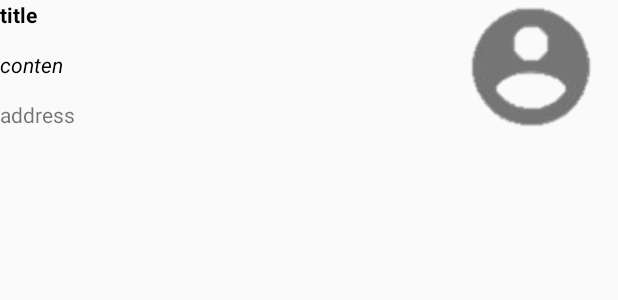
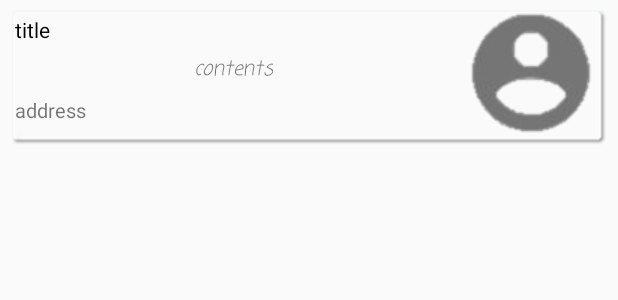
Before and after one commit to nul318/basket, an Android app: the layout listview_item.xml on its own in the app's theme, with its tools: preview values and no code run, on a phone screen of 412 x 824 dp. Shown: the top 300 px of the screen. Run offline under Robolectric (Android 15) with nearby library versions, the phone set to English and light mode, and no system bars.

Commit message:
끝인가

```diff
--- a/app/src/main/res/layout/activity_main.xml
+++ b/app/src/main/res/layout/activity_main.xml
@@ -6,6 +6,7 @@
     android:layout_width="match_parent"
     android:layout_height="match_parent"
     android:fitsSystemWindows="true"
+    android:background="#E9EBF3"
     tools:openDrawer="start">
 
     <include
--- a/app/src/main/res/layout/listview_item.xml
+++ b/app/src/main/res/layout/listview_item.xml
@@ -3,6 +3,13 @@
     android:layout_width="match_parent"
     android:layout_height="match_parent"
     android:orientation="horizontal"
+
+    >
+
+    <LinearLayout
+        android:layout_height="103dp"
+        android:layout_width="wrap_content"
+        android:background="@drawable/item_bg"
         >
 
         <LinearLayout
@@ -10,7 +17,9 @@
             android:layout_height="100dp"
             android:orientation="vertical"
             android:gravity="left|center"
-        android:layout_weight="1">
+            android:layout_weight="1"
+
+            >
 
             <TextView
                 android:id="@+id/Listview_title"
@@ -18,23 +27,32 @@
                 android:layout_height="wrap_content"
                 android:text="title"
                 android:layout_weight="1"
-            android:textColor="#000000"
-            android:textStyle="bold"/>
+                android:layout_marginTop="10dp"
+                android:layout_marginLeft="10dp"
+                android:fontFamily="sans-serif"
+                android:textColor="#000000" />
             <TextView
                 android:id="@+id/Listview_conten"
                 android:layout_width="wrap_content"
                 android:layout_height="wrap_content"
                 android:layout_weight="1"
-            android:text="conten"
-            android:textColor="#000000"
-            android:textStyle="italic"/>
+                android:layout_gravity="center"
+
+                android:text="contents"
+                android:textStyle="italic"
+                android:textSize="13sp"
+                android:fontFamily="casual" />
 
             <TextView
                 android:id="@+id/Listview_address"
                 android:layout_width="wrap_content"
                 android:layout_height="wrap_content"
+                android:layout_marginLeft="10dp"
+                android:layout_marginBottom="10dp"
                 android:layout_weight="1"
-            android:text="address" />
+                android:text="address"
+                android:textSize="13sp"
+                android:fontFamily="sans-serif" />
 
         </LinearLayout>
 
@@ -50,9 +68,11 @@
                 android:id="@+id/Listview_image"
                 android:layout_width="wrap_content"
                 android:layout_height="wrap_content"
+                android:layout_gravity="center"
+                android:layout_marginRight="10dp"
                 android:src="@drawable/pin"
                 />
 
         </LinearLayout>
-
     </LinearLayout>
+</LinearLayout>
```
Also changed, not shown: app/src/main/AndroidManifest.xml (+5 -2 lines), app/src/main/java/teamnova/basket/MainActivity.java (+10 -11 lines), app/src/main/res/layout/app_bar_main.xml (+0 -8 lines), app/src/main/res/layout/listview_nav_item.xml (+5 -5 lines), app/src/main/res/drawable-v21/icon.png (added), app/src/main/res/drawable-v21/item_bg.png (added). Lines whose indentation alone changed are shown as unchanged.
